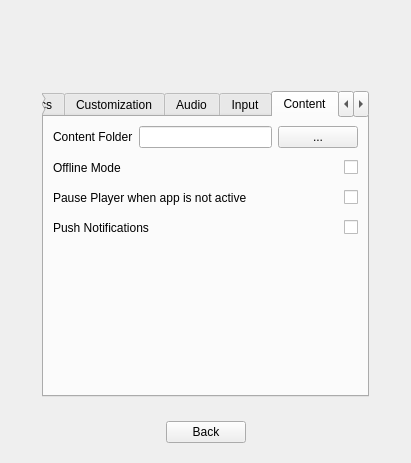
First picture: the form in src/SettingsScreen.ui, repository RemotelyChaotic/JOIPEngine, before the edit.
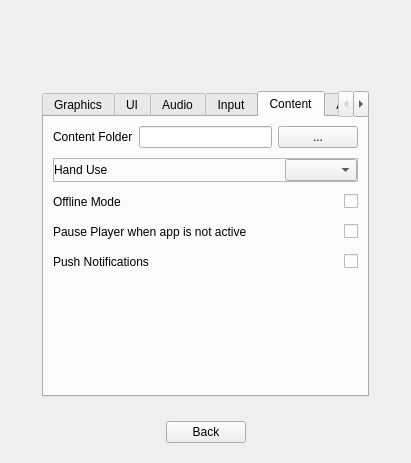
Second picture: the form after the edit. The open tabs and pages were chosen to show the change. Custom widgets are drawn as their Qt base class.

Commit message: Implemented dominant hand settings and adjusted the layouts to take it into account

```diff
--- a/src/SettingsScreen.ui
+++ b/src/SettingsScreen.ui
@@ -502,7 +502,7 @@
      </widget>
      <widget class="QWidget" name="tab_3">
       <attribute name="title">
-       <string>Customization</string>
+       <string>UI</string>
       </attribute>
       <layout class="QGridLayout" name="gridLayout_6">
        <item row="0" column="0" colspan="2">
@@ -1227,70 +1227,6 @@
         <number>10</number>
        </property>
        <item row="2" column="0">
-        <widget class="QWidget" name="pPauseWhenNotActive" native="true">
-         <layout class="QHBoxLayout" name="horizontalLayout_11">
-          <property name="leftMargin">
-           <number>0</number>
-          </property>
-          <property name="topMargin">
-           <number>0</number>
-          </property>
-          <property name="rightMargin">
-           <number>0</number>
-          </property>
-          <property name="bottomMargin">
-           <number>0</number>
-          </property>
-          <item>
-           <widget class="QLabel" name="label_9">
-            <property name="minimumSize">
-             <size>
-              <width>1</width>
-              <height>0</height>
-             </size>
-            </property>
-            <property name="text">
-             <string>Pause Player when app is not active</string>
-            </property>
-           </widget>
-          </item>
-          <item>
-           <spacer name="horizontalSpacer_12">
-            <property name="orientation">
-             <enum>Qt::Horizontal</enum>
-            </property>
-            <property name="sizeHint" stdset="0">
-             <size>
-              <width>40</width>
-              <height>20</height>
-             </size>
-            </property>
-           </spacer>
-          </item>
-          <item>
-           <widget class="QCheckBox" name="pPauseWhenNotActiveCheckBox">
-            <property name="text">
-             <string/>
-            </property>
-           </widget>
-          </item>
-         </layout>
-        </widget>
-       </item>
-       <item row="4" column="0">
-        <spacer name="verticalSpacer_7">
-         <property name="orientation">
-          <enum>Qt::Vertical</enum>
-         </property>
-         <property name="sizeHint" stdset="0">
-          <size>
-           <width>20</width>
-           <height>40</height>
-          </size>
-         </property>
-        </spacer>
-       </item>
-       <item row="1" column="0">
         <widget class="QWidget" name="pOfflineContainer" native="true">
          <layout class="QHBoxLayout" name="horizontalLayout_10">
           <property name="leftMargin">
@@ -1341,6 +1277,57 @@
          </layout>
         </widget>
        </item>
+       <item row="3" column="0">
+        <widget class="QWidget" name="pPauseWhenNotActive" native="true">
+         <layout class="QHBoxLayout" name="horizontalLayout_11">
+          <property name="leftMargin">
+           <number>0</number>
+          </property>
+          <property name="topMargin">
+           <number>0</number>
+          </property>
+          <property name="rightMargin">
+           <number>0</number>
+          </property>
+          <property name="bottomMargin">
+           <number>0</number>
+          </property>
+          <item>
+           <widget class="QLabel" name="label_9">
+            <property name="minimumSize">
+             <size>
+              <width>1</width>
+              <height>0</height>
+             </size>
+            </property>
+            <property name="text">
+             <string>Pause Player when app is not active</string>
+            </property>
+           </widget>
+          </item>
+          <item>
+           <spacer name="horizontalSpacer_12">
+            <property name="orientation">
+             <enum>Qt::Horizontal</enum>
+            </property>
+            <property name="sizeHint" stdset="0">
+             <size>
+              <width>40</width>
+              <height>20</height>
+             </size>
+            </property>
+           </spacer>
+          </item>
+          <item>
+           <widget class="QCheckBox" name="pPauseWhenNotActiveCheckBox">
+            <property name="text">
+             <string/>
+            </property>
+           </widget>
+          </item>
+         </layout>
+        </widget>
+       </item>
        <item row="0" column="0">
         <widget class="QWidget" name="pContentContainer" native="true">
          <layout class="QHBoxLayout" name="horizontalLayout_8">
@@ -1394,7 +1381,7 @@
          </layout>
         </widget>
        </item>
-       <item row="3" column="0">
+       <item row="4" column="0">
         <widget class="QWidget" name="pShowPushNotifications" native="true">
          <layout class="QHBoxLayout" name="horizontalLayout_2">
           <property name="leftMargin">
@@ -1439,6 +1426,78 @@
          </layout>
         </widget>
        </item>
+       <item row="5" column="0">
+        <spacer name="verticalSpacer_7">
+         <property name="orientation">
+          <enum>Qt::Vertical</enum>
+         </property>
+         <property name="sizeHint" stdset="0">
+          <size>
+           <width>20</width>
+           <height>40</height>
+          </size>
+         </property>
+        </spacer>
+       </item>
+       <item row="1" column="0">
+        <widget class="QFrame" name="pDominantHandContainer">
+         <property name="frameShape">
+          <enum>QFrame::StyledPanel</enum>
+         </property>
+         <property name="frameShadow">
+          <enum>QFrame::Raised</enum>
+         </property>
+         <layout class="QHBoxLayout" name="horizontalLayout_23">
+          <property name="leftMargin">
+           <number>0</number>
+          </property>
+          <property name="topMargin">
+           <number>0</number>
+          </property>
+          <property name="rightMargin">
+           <number>0</number>
+          </property>
+          <property name="bottomMargin">
+           <number>0</number>
+          </property>
+          <item>
+           <widget class="QLabel" name="label_23">
+            <property name="sizePolicy">
+             <sizepolicy hsizetype="Minimum" vsizetype="Preferred">
+              <horstretch>0</horstretch>
+              <verstretch>0</verstretch>
+             </sizepolicy>
+            </property>
+            <property name="minimumSize">
+             <size>
+              <width>1</width>
+              <height>0</height>
+             </size>
+            </property>
+            <property name="text">
+             <string>Hand Use</string>
+            </property>
+           </widget>
+          </item>
+          <item>
+           <spacer name="horizontalSpacer_23">
+            <property name="orientation">
+             <enum>Qt::Horizontal</enum>
+            </property>
+            <property name="sizeHint" stdset="0">
+             <size>
+              <width>40</width>
+              <height>20</height>
+             </size>
+            </property>
+           </spacer>
+          </item>
+          <item>
+           <widget class="QComboBox" name="pDominantHandComboBox"/>
+          </item>
+         </layout>
+        </widget>
+       </item>
       </layout>
      </widget>
      <widget class="QWidget" name="pTabAdvanced">
```
Left out of the diff: 8 changed lines with no effect on the pictures. The commit also changes 12 other files.
